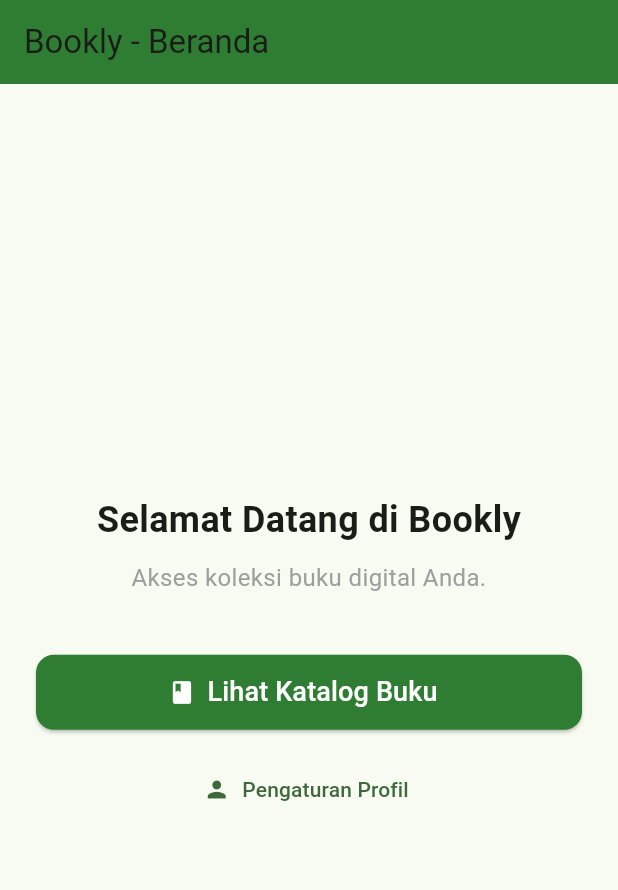
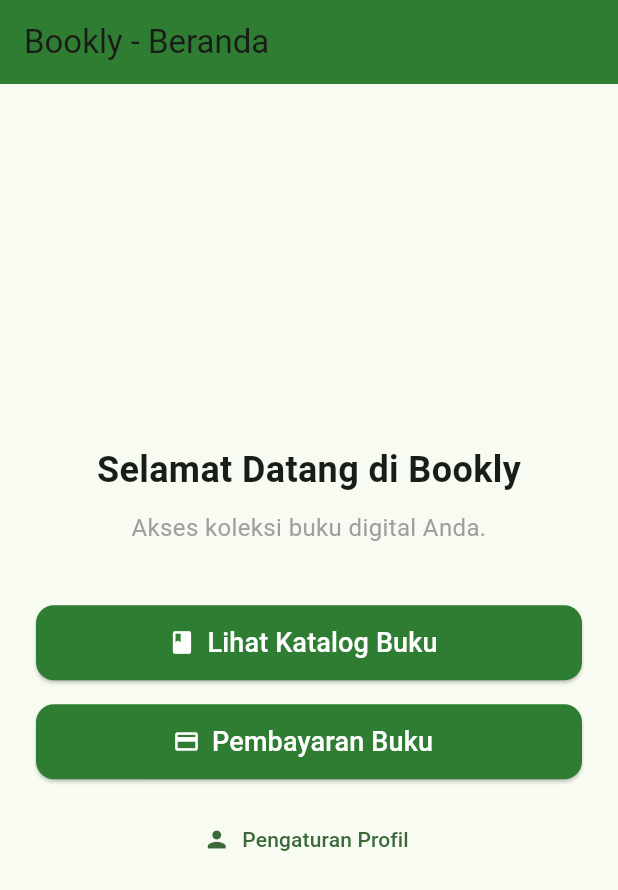
Before and after one commit to BangJems12/Bookly_MP, a Flutter app: the HomeScreen screen opened by its route, on a phone screen of 412 x 824 dp. Shown: the top 890 px of the screen. Run offline on Flutter 3.47's test engine with Material 3 defaults, Android fonts, the phone set to English and light mode, and no system bars.

Commit message:
Update Pembayaran

```diff
--- a/lib/lib2/HomeScreen.dart
+++ b/lib/lib2/HomeScreen.dart
@@ -9,7 +9,7 @@ class HomeScreen extends StatelessWidget {
       appBar: AppBar(
         title: const Text('Bookly - Beranda'),
         backgroundColor: const Color(0xFF2E7D32),
-        automaticallyImplyLeading: false, // Hilangkan tombol back di home screen
+        automaticallyImplyLeading: false,
       ),
       body: Center(
         child: Padding(
@@ -30,13 +30,12 @@ class HomeScreen extends StatelessWidget {
               ),
               const SizedBox(height: 40),
 
-              // Tombol utama ke Katalog
+              // Tombol ke Katalog
               SizedBox(
                 width: double.infinity,
                 height: 50,
                 child: ElevatedButton.icon(
                   onPressed: () {
-                    // Navigasi ke CatalogScreen
                     Navigator.pushNamed(context, "/catalog");
                   },
                   icon: const Icon(Icons.book, color: Colors.white),
@@ -54,10 +53,32 @@ class HomeScreen extends StatelessWidget {
               ),
               const SizedBox(height: 16),
 
+              // Tombol Pembayaran Digital
+              SizedBox(
+                width: double.infinity,
+                height: 50,
+                child: ElevatedButton.icon(
+                  onPressed: () {
+                    Navigator.pushNamed(context, "/pembayaran");
+                  },
+                  icon: const Icon(Icons.payment, color: Colors.white),
+                  label: const Text(
+                    "Pembayaran Buku",
+                    style: TextStyle(fontSize: 18, color: Colors.white),
+                  ),
+                  style: ElevatedButton.styleFrom(
+                    backgroundColor: const Color(0xFF2E7D32),
+                    shape: RoundedRectangleBorder(
+                      borderRadius: BorderRadius.circular(12),
+                    ),
+                  ),
+                ),
+              ),
+              const SizedBox(height: 16),
+
               // Tombol ke Profil
               TextButton.icon(
                 onPressed: () {
-                  // Navigasi ke ProfileScreen
                   Navigator.pushNamed(context, "/profile");
                 },
                 icon: const Icon(Icons.person),
--- a/lib/main.dart
+++ b/lib/main.dart
@@ -1,10 +1,11 @@
 import 'package:flutter/material.dart';
-import 'package:projekkuliahsemester5/lib2/HomeScreen.dart';
+import 'lib2/HomeScreen.dart';
 import 'lib2/LoginScreen.dart';
 import 'lib2/RegisterScreen.dart';
 import 'lib2/LupaPasswordScreen.dart';
 import 'lib2/ProfileScreen.dart';
 import 'lib2/CatalogScreen.dart';
+import 'lib2/Pembayaran.dart'; // <-- import Pembayaran
 
 void main() {
   runApp(const MyApp());
@@ -30,6 +31,7 @@ class MyApp extends StatelessWidget {
         "/profile": (context) => const ProfileScreen(),
         "/home": (context) => const HomeScreen(),
         "/catalog": (context) => const CatalogScreen(),
+        "/pembayaran": (context) => const Pembayaran(), // <-- route pembayaran
       },
     );
   }
```
Also changed, not shown: lib/lib2/Pembayaran.dart (added, +65 -0 lines).
